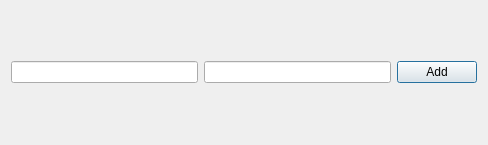
Old version of the form Learn_Words_App_0_0_1/addoneword.ui in the repository Sautenko-Andrey/learn_words_app.
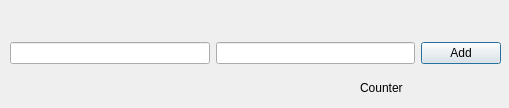
New version of the form.

Commit message: added words counter and word delete func

Patch:
```diff
--- a/Learn_Words_App_0_0_1/addoneword.ui
+++ b/Learn_Words_App_0_0_1/addoneword.ui
@@ -6,15 +6,35 @@
    <rect>
     <x>0</x>
     <y>0</y>
-    <width>488</width>
-    <height>145</height>
+    <width>509</width>
+    <height>108</height>
    </rect>
   </property>
   <property name="windowTitle">
    <string>Add a new word</string>
   </property>
-  <layout class="QHBoxLayout" name="horizontalLayout_2">
-   <item>
+  <widget class="QLabel" name="words_counter_Label">
+   <property name="geometry">
+    <rect>
+     <x>360</x>
+     <y>80</y>
+     <width>141</width>
+     <height>16</height>
+    </rect>
+   </property>
+   <property name="text">
+    <string>Counter</string>
+   </property>
+  </widget>
+  <widget class="QWidget" name="">
+   <property name="geometry">
+    <rect>
+     <x>10</x>
+     <y>40</y>
+     <width>491</width>
+     <height>27</height>
+    </rect>
+   </property>
     <layout class="QHBoxLayout" name="horizontalLayout">
      <item>
       <widget class="QLineEdit" name="engLine">
@@ -36,8 +56,7 @@
       </widget>
      </item>
     </layout>
-   </item>
-  </layout>
+  </widget>
  </widget>
  <resources/>
  <connections/>
```
Lines whose indentation alone changed are shown as unchanged. The commit also changes 17 other files.
